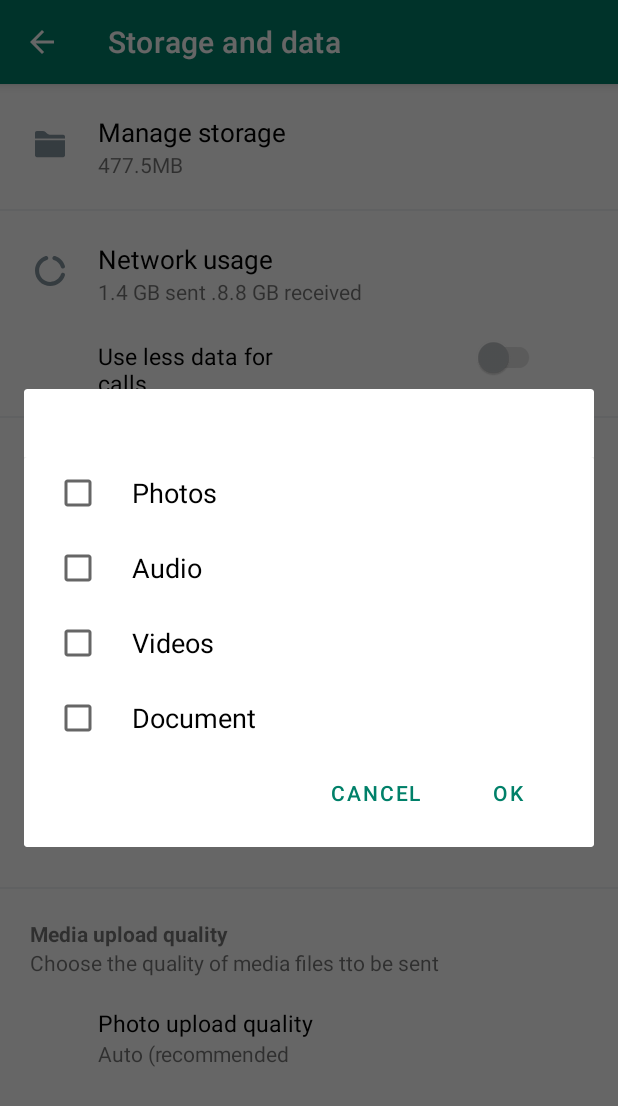
After one commit to srinathcs/whatsapp_clone, an Android app: the fragment StorageAndDataFragment placed in its activity, on a phone screen of 412 x 824 dp. The commit adds this screen. Shown: the top 1106 px of the screen. Run offline under Robolectric (Android 15) with nearby library versions, the phone set to English and light mode, and no system bars.

Commit message:
working on storage and data

```diff
--- a/app/src/main/AndroidManifest.xml
+++ b/app/src/main/AndroidManifest.xml
@@ -62,6 +62,8 @@
 
         <activity android:name=".presentation.settingNotification.NotificationActivity" />
 
+        <activity android:name=".presentation.storageAndData.StorageAndDataActivity" />
+
     </application>
 
 </manifest>
--- a/app/src/main/java/com/whatsapp/clone/presentation/setting/SettingActivity.java
+++ b/app/src/main/java/com/whatsapp/clone/presentation/setting/SettingActivity.java
@@ -14,6 +14,7 @@ import com.whatsapp.clone.R;
 import com.whatsapp.clone.presentation.accountSetting.AccountSettingActivity;
 import com.whatsapp.clone.presentation.settingChat.SettingChatActivity;
 import com.whatsapp.clone.presentation.settingNotification.NotificationActivity;
+import com.whatsapp.clone.presentation.storageAndData.StorageAndDataActivity;
 import com.whatsapp.clone.widgets.settingInviteView.SettingInviteView;
 import com.whatsapp.clone.widgets.settingItemMeta.SettingItemMeta;
 import com.whatsapp.clone.widgets.settingItemView.listener.ItemClickListener;
@@ -109,6 +110,13 @@ public class SettingActivity extends AppCompatActivity {
 
     private void onSettingDataSetup() {
         mItemViewData.setType(SettingItemType.STORAGE_DATA);
+        mItemViewData.setItemClickListener(new ItemClickListener() {
+            @Override
+            public void onClicked() {
+                Intent intent = new Intent(SettingActivity.this, StorageAndDataActivity.class);
+                startActivity(intent);
+            }
+        });
     }
 
     private void onSettingHelpSetup() {
--- /dev/null
+++ b/app/src/main/java/com/whatsapp/clone/presentation/storageAndData/StorageAndDataActivity.java
@@ -0,0 +1,122 @@
+package com.whatsapp.clone.presentation.storageAndData;
+
+
+import android.graphics.Color;
+import android.graphics.drawable.ColorDrawable;
+import android.os.Bundle;
+import android.view.MenuItem;
+import android.view.Window;
+
+import androidx.annotation.Nullable;
+import androidx.appcompat.app.ActionBar;
+import androidx.appcompat.app.AppCompatActivity;
+import androidx.appcompat.widget.AppCompatTextView;
+import androidx.fragment.app.FragmentTransaction;
+
+import com.whatsapp.clone.R;
+import com.whatsapp.clone.presentation.storageAndDataFragment.StorageAndDataFragment;
+import com.whatsapp.clone.widgets.settingItemView.listener.ItemClickListener;
+import com.whatsapp.clone.widgets.settingItemView.ui.SettingItemView;
+import com.whatsapp.clone.widgets.settingItemView.ui.utils.SettingItemType;
+import com.whatsapp.clone.widgets.settingPrivacy.PrivacyItemView;
+import com.whatsapp.clone.widgets.settingPrivacy.ui.utils.PrivacyItem;
+import com.whatsapp.clone.widgets.textAndSwitch.TextAndSwitch;
+
+public class StorageAndDataActivity extends AppCompatActivity {
+    ActionBar actionBar;
+    SettingItemView mStorageManage, mStorageNetwork;
+    TextAndSwitch mUseLessData;
+    AppCompatTextView tvStorageAutoTitle, tvStorageAutoDescription, tvStorageUploadTitle, tvStorageUploadDescription;
+    PrivacyItemView mStorageMobile, mStorageWIFI, mStorageRoaming, mStoragePhoto;
+
+    @Override
+    protected void onCreate(@Nullable Bundle savedInstanceState) {
+        super.onCreate(savedInstanceState);
+        setContentView(R.layout.activity_storage_and_data);
+        initView();
+        initWidget();
+        onActionbarSetup();
+        onConfigSetup();
+    }
+
+    private void initView() {
+        mStorageManage = findViewById(R.id.storageManage);
+        mStorageNetwork = findViewById(R.id.storageNetWork);
+        mStorageMobile = findViewById(R.id.storageMobile);
+        mStorageWIFI = findViewById(R.id.storageWIFI);
+        mStorageRoaming = findViewById(R.id.storageRoaming);
+        mStoragePhoto = findViewById(R.id.storagePhoto);
+        mUseLessData = findViewById(R.id.storageUseDate);
+        tvStorageAutoTitle = findViewById(R.id.tvStorageAutoTitle);
+        tvStorageAutoDescription = findViewById(R.id.tvStorageAutoDescription);
+        tvStorageUploadTitle = findViewById(R.id.tvStorageUploadTitle);
+        tvStorageUploadDescription = findViewById(R.id.tvStorageUploadDescription);
+    }
+
+    private void initWidget() {
+        mStorageManage.setType(SettingItemType.MANAGE_STORAGE);
+        mStorageNetwork.setType(SettingItemType.NETWORK_USAGE);
+        mStorageMobile.setType(PrivacyItem.USING_MOBILE_DATA);
+        mStorageWIFI.setType(PrivacyItem.CONNECTED_ON_WIFI);
+        mStorageRoaming.setType(PrivacyItem.ROAMING);
+        mStoragePhoto.setType(PrivacyItem.UPLOAD_QUALITY);
+        mUseLessData.setTitle("Use less data for calls");
+        setAutoTitle("Media auto-download");
+        setAutoDescription("Voice message are always automatically downloaded");
+        setUploadTitle("Media upload quality");
+        setUploadDescription("Choose the quality of media files tto be sent");
+    }
+    private void onConfigSetup(){
+        mStorageMobile.setItemClickListener(new ItemClickListener() {
+            @Override
+            public void onClicked() {
+                StorageAndDataFragment storageAndDataFragment = new StorageAndDataFragment();
+                storageAndDataFragment.show(getSupportFragmentManager(),"example");
+            }
+        });
+        mStorageWIFI.setItemClickListener(new ItemClickListener() {
+            @Override
+            public void onClicked() {
+                StorageAndDataFragment storageAndDataFragment = new StorageAndDataFragment();
+                storageAndDataFragment.show(getSupportFragmentManager(),"example");
+
+            }
+        });
+    }
+
+    private void onActionbarSetup() {
+        actionBar = getSupportActionBar();
+        ColorDrawable colorDrawable = new ColorDrawable(Color.parseColor("#008069"));
+        actionBar.setBackgroundDrawable(colorDrawable);
+        actionBar.setTitle("Storage and data");
+        actionBar.setDisplayHomeAsUpEnabled(true);
+        Window window = this.getWindow();
+        window.setStatusBarColor(this.getResources().getColor(R.color.green));
+    }
+
+    @Override
+    public boolean onOptionsItemSelected(MenuItem item) {
+        if (item.getItemId() == android.R.id.home) {
+            onBackPressed();
+            return true;
+        }
+
+        return super.onOptionsItemSelected(item);
+    }
+
+    private void setAutoTitle(String autoTitle) {
+        tvStorageAutoTitle.setText(autoTitle);
+    }
+
+    private void setAutoDescription(String autoDescription) {
+        tvStorageAutoDescription.setText(autoDescription);
+    }
+
+    private void setUploadTitle(String uploadTitle) {
+        tvStorageUploadTitle.setText(uploadTitle);
+    }
+
+    private void setUploadDescription(String uploadDescription) {
+        tvStorageUploadDescription.setText(uploadDescription);
+    }
+}
--- /dev/null
+++ b/app/src/main/java/com/whatsapp/clone/presentation/storageAndDataFragment/StorageAndDataFragment.java
@@ -0,0 +1,44 @@
+package com.whatsapp.clone.presentation.storageAndDataFragment;
+
+import android.os.Bundle;
+import android.view.LayoutInflater;
+import android.view.View;
+import android.view.ViewGroup;
+
+import androidx.annotation.NonNull;
+import androidx.annotation.Nullable;
+import androidx.appcompat.app.AppCompatDialogFragment;
+import androidx.appcompat.widget.AppCompatButton;
+import androidx.appcompat.widget.AppCompatCheckBox;
+
+import com.whatsapp.clone.R;
+
+public class StorageAndDataFragment extends AppCompatDialogFragment {
+    AppCompatCheckBox cbPhoto, cbVideo, cbAudio, cbDocument;
+    AppCompatButton btCancel, btOk;
+
+    @Nullable
+    @Override
+    public View onCreateView(@NonNull LayoutInflater inflater, @Nullable ViewGroup container, @Nullable Bundle savedInstanceState) {
+        View mView = inflater.inflate(R.layout.stroage_and_data_popup, container, false);
+        initView(mView);
+        initWidget();
+        return mView;
+    }
+
+    private void initView(View mView) {
+        cbPhoto = mView.findViewById(R.id.cbPhoto);
+        cbAudio = mView.findViewById(R.id.cbAudio);
+        cbVideo = mView.findViewById(R.id.cbVideo);
+        cbDocument = mView.findViewById(R.id.cbDocument);
+        btCancel = mView.findViewById(R.id.btCancel);
+        btOk = mView.findViewById(R.id.btOk);
+    }
+
+    private void initWidget() {
+        cbPhoto.setText(R.string.storagePhoto);
+        cbAudio.setText(R.string.storageAudio);
+        cbVideo.setText(R.string.storageVideo);
+        cbDocument.setText(R.string.storageDocument);
+    }
+}
--- a/app/src/main/java/com/whatsapp/clone/widgets/settingItemView/ui/SettingItemView.java
+++ b/app/src/main/java/com/whatsapp/clone/widgets/settingItemView/ui/SettingItemView.java
@@ -49,11 +49,11 @@ public class SettingItemView extends LinearLayoutCompat {
 
     }
 
-    private void setupEvent(){
+    private void setupEvent() {
         llParent.setOnClickListener(new OnClickListener() {
             @Override
             public void onClick(View v) {
-                if (mItemClickListener!=null){
+                if (mItemClickListener != null) {
                     mItemClickListener.onClicked();
                 }
             }
@@ -72,12 +72,12 @@ public class SettingItemView extends LinearLayoutCompat {
         ivIcon.setImageDrawable(drawable);
     }
 
-    public void setItemClickListener(ItemClickListener listener){
+    public void setItemClickListener(ItemClickListener listener) {
         this.mItemClickListener = listener;
     }
 
-    public void setType(SettingItemType type){
-        switch (type){
+    public void setType(SettingItemType type) {
+        switch (type) {
             case ACCOUNT:
                 onAccountSetup();
                 break;
@@ -102,50 +102,73 @@ public class SettingItemView extends LinearLayoutCompat {
             case GOOGLE_DRIVE:
                 onGoogleDriveSetup();
                 break;
-
+            case MANAGE_STORAGE:
+                onManageStorageSetup();
+                break;
+            case NETWORK_USAGE:
+                onNetworkSetup();
+                break;
         }
 
     }
 
-    private void onAccountSetup(){
+    private void onAccountSetup() {
         setTitle(mContext.getString(R.string.setting_account));
         setDescription(mContext.getString(R.string.setting_account_description));
         setIcon(ResourcesCompat.getDrawable(getResources(), R.drawable.ic_key, mContext.getTheme()));
     }
 
-    private void onChatSetup(){
+    private void onChatSetup() {
         setTitle(mContext.getString(R.string.setting_chat));
         setDescription(mContext.getString(R.string.setting_chat_description));
         setIcon(ResourcesCompat.getDrawable(getResources(), R.drawable.ic_chat, mContext.getTheme()));
     }
-    private void onNotificationSetup(){
+
+    private void onNotificationSetup() {
         setTitle(mContext.getString(R.string.setting_notification));
         setDescription(mContext.getString(R.string.setting_notification_description));
-        setIcon(ResourcesCompat.getDrawable(getResources(), R.drawable.ic_bell,mContext.getTheme()));
+        setIcon(ResourcesCompat.getDrawable(getResources(), R.drawable.ic_bell, mContext.getTheme()));
     }
-    private void onStorageDataSetup(){
+
+    private void onStorageDataSetup() {
         setTitle(mContext.getString(R.string.setting_data));
         setDescription(mContext.getString(R.string.setting_data_description));
         setIcon(ResourcesCompat.getDrawable(getResources(), R.drawable.ic_storage, mContext.getTheme()));
     }
-    private void onHelp(){
+
+    private void onHelp() {
         setTitle(mContext.getString(R.string.setting_help));
         setDescription(mContext.getString(R.string.setting_help_description));
         setIcon(ResourcesCompat.getDrawable(getResources(), R.drawable.ic_help, mContext.getTheme()));
     }
-    private void onLastBackupSetup(){
+
+    private void onLastBackupSetup() {
         setTitle(getContext().getString(R.string.chatBackupTitle));
         setDescription(getContext().getString(R.string.chatBackupDecription));
-        setIcon(ResourcesCompat.getDrawable(getResources(),R.drawable.ic_cloud_backup,mContext.getTheme()));
+        setIcon(ResourcesCompat.getDrawable(getResources(), R.drawable.ic_cloud_backup, mContext.getTheme()));
     }
-    private void onEndToEndEncryptedSetup(){
+
+    private void onEndToEndEncryptedSetup() {
         setTitle(getContext().getString(R.string.chatEndToEndTitle));
         setDescription(getContext().getString(R.string.chatEndToEndDescription));
-        setIcon(ResourcesCompat.getDrawable(getResources(),R.drawable.ic_lock,mContext.getTheme()));
+        setIcon(ResourcesCompat.getDrawable(getResources(), R.drawable.ic_lock, mContext.getTheme()));
     }
-    private void onGoogleDriveSetup(){
+
+    private void onGoogleDriveSetup() {
         setTitle(getContext().getString(R.string.chatGoogleDriveTitle));
         setDescription(getContext().getString(R.string.chatGoogleDriveDescription));
-        setIcon(ResourcesCompat.getDrawable(getResources(),R.drawable.ic_drive,mContext.getTheme()));
+        setIcon(ResourcesCompat.getDrawable(getResources(), R.drawable.ic_drive, mContext.getTheme()));
+    }
+
+    private void onManageStorageSetup() {
+        setTitle("Manage storage");
+        setDescription("477.5MB");
+        setIcon(ResourcesCompat.getDrawable(getResources(), R.drawable.ic_folder, mContext.getTheme()));
+    }
+
+    private void onNetworkSetup() {
+        setTitle("Network usage");
+        setDescription("1.4 GB sent .8.8 GB received");
+        setIcon(ResourcesCompat.getDrawable(getResources(), R.drawable.ic_storage, mContext.getTheme()));
     }
 }
--- a/app/src/main/java/com/whatsapp/clone/widgets/settingItemView/ui/utils/SettingItemType.java
+++ b/app/src/main/java/com/whatsapp/clone/widgets/settingItemView/ui/utils/SettingItemType.java
@@ -1,6 +1,6 @@
 package com.whatsapp.clone.widgets.settingItemView.ui.utils;
 
 public enum SettingItemType {
-    ACCOUNT, CHAT, NOTIFICATIONS, STORAGE_DATA, HELP, LAST_BACKUP, END_TO_END_ENCRYPTED_BACKUP,GOOGLE_DRIVE;
+    ACCOUNT, CHAT, NOTIFICATIONS, STORAGE_DATA, HELP, LAST_BACKUP, END_TO_END_ENCRYPTED_BACKUP,GOOGLE_DRIVE,MANAGE_STORAGE,NETWORK_USAGE
 
 }
--- a/app/src/main/java/com/whatsapp/clone/widgets/settingPrivacy/PrivacyItemView.java
+++ b/app/src/main/java/com/whatsapp/clone/widgets/settingPrivacy/PrivacyItemView.java
@@ -127,6 +127,18 @@ public class PrivacyItemView extends LinearLayoutCompat {
             case VIBRATE_CALL:
                 onCallVibrateSetUp();
                 break;
+            case USING_MOBILE_DATA:
+                onUsingMobileDataSetup();
+                break;
+            case CONNECTED_ON_WIFI:
+                onConnectedSetup();
+                break;
+            case ROAMING:
+                onRoamingSetup();
+                break;
+            case UPLOAD_QUALITY:
+                onUploadQualitySetup();
+                break;
         }
     }
 
@@ -225,4 +237,23 @@ public class PrivacyItemView extends LinearLayoutCompat {
         setDescription("Default");
     }
 
+    private void onUsingMobileDataSetup() {
+        setTitle("When using mobile data");
+        setDescription("No media");
+    }
+
+    private void onConnectedSetup() {
+        setTitle("When connected on Wi-Fi");
+        setDescription("No media");
+    }
+
+    private void onRoamingSetup() {
+        setTitle("When roaming");
+        setDescription("No roaming");
+    }
+
+    private void onUploadQualitySetup() {
+        setTitle("Photo upload quality");
+        setDescription("Auto (recommended");
+    }
 }
--- a/app/src/main/java/com/whatsapp/clone/widgets/settingPrivacy/ui/utils/PrivacyItem.java
+++ b/app/src/main/java/com/whatsapp/clone/widgets/settingPrivacy/ui/utils/PrivacyItem.java
@@ -1,7 +1,7 @@
 package com.whatsapp.clone.widgets.settingPrivacy.ui.utils;
 
 public enum PrivacyItem {
-    LAST_SEEN,PROFILE_PHOTO,ABOUT,STATUS,GROUPS,LIVE_LOCATION,BLOCKED_CONTACTS,FINGERPRINT_LOCK,FONT_SIZE,BACKUP_GOOGLE,GOOGLE_ACCOUNT,
-    NOTIFICATION_TONE_MESSAGE,VIBRATE_MESSAGE,LIGHT_MESSAGE,NOTIFICATION_TONE_GROUP,VIBRATE_GROUP,LIGHT_GROUP,RINGTONE_CALL,VIBRATE_CALL
-
+    LAST_SEEN, PROFILE_PHOTO, ABOUT, STATUS, GROUPS, LIVE_LOCATION, BLOCKED_CONTACTS, FINGERPRINT_LOCK, FONT_SIZE, BACKUP_GOOGLE, GOOGLE_ACCOUNT,
+    NOTIFICATION_TONE_MESSAGE, VIBRATE_MESSAGE, LIGHT_MESSAGE, NOTIFICATION_TONE_GROUP, VIBRATE_GROUP, LIGHT_GROUP, RINGTONE_CALL, VIBRATE_CALL,
+    USING_MOBILE_DATA, CONNECTED_ON_WIFI, ROAMING, UPLOAD_QUALITY
 }
--- /dev/null
+++ b/app/src/main/res/drawable/ic_folder.xml
@@ -0,0 +1,12 @@
+<vector xmlns:android="http://schemas.android.com/apk/res/android"
+    android:width="512dp"
+    android:height="512dp"
+    android:viewportWidth="512"
+    android:viewportHeight="512">
+  <path
+      android:fillColor="#8696a0"
+      android:pathData="M512,160v-32c0,-17.67 -14.33,-32 -32,-32H250.51c-16.98,0 -33.25,-6.74 -45.26,-18.75l-26.51,-26.51C166.74,38.74 150.46,32 133.49,32H32C14.33,32 0,46.33 0,64v96H512z"/>
+  <path
+      android:fillColor="#8696a0"
+      android:pathData="M0,192v256c0,17.67 14.33,32 32,32h448c17.67,0 32,-14.33 32,-32V192H0z"/>
+</vector>
--- a/app/src/main/res/layout/activity_setting.xml
+++ b/app/src/main/res/layout/activity_setting.xml
@@ -1,6 +1,5 @@
 <?xml version="1.0" encoding="utf-8"?>
 <androidx.appcompat.widget.LinearLayoutCompat xmlns:android="http://schemas.android.com/apk/res/android"
-    xmlns:app="http://schemas.android.com/apk/res-auto"
     xmlns:tools="http://schemas.android.com/tools"
     android:layout_width="match_parent"
     android:layout_height="match_parent"
--- /dev/null
+++ b/app/src/main/res/layout/activity_storage_and_data.xml
@@ -0,0 +1,99 @@
+<?xml version="1.0" encoding="utf-8"?>
+<androidx.appcompat.widget.LinearLayoutCompat xmlns:android="http://schemas.android.com/apk/res/android"
+    android:layout_width="match_parent"
+    android:layout_height="match_parent"
+    android:orientation="vertical">
+
+    <com.whatsapp.clone.widgets.settingItemView.ui.SettingItemView
+        android:id="@+id/storageManage"
+        android:layout_width="match_parent"
+        android:layout_height="wrap_content" />
+
+    <View
+        android:layout_width="match_parent"
+        android:layout_height="1dp"
+        android:layout_marginTop="@dimen/dp10"
+        android:background="@color/gray_85" />
+
+    <com.whatsapp.clone.widgets.settingItemView.ui.SettingItemView
+        android:id="@+id/storageNetWork"
+        android:layout_width="match_parent"
+        android:layout_height="wrap_content" />
+
+    <com.whatsapp.clone.widgets.textAndSwitch.TextAndSwitch
+        android:id="@+id/storageUseDate"
+        android:layout_width="match_parent"
+        android:layout_height="wrap_content"
+        android:layout_marginStart="@dimen/dp65" />
+
+    <View
+        android:layout_width="match_parent"
+        android:layout_height="1dp"
+        android:layout_marginTop="@dimen/dp15"
+        android:background="@color/gray_85" />
+
+    <androidx.appcompat.widget.AppCompatTextView
+        android:id="@+id/tvStorageAutoTitle"
+        android:layout_width="match_parent"
+        android:layout_height="wrap_content"
+        android:layout_marginStart="@dimen/dp20"
+        android:layout_marginTop="@dimen/dp20"
+        android:textStyle="bold" />
+
+    <androidx.appcompat.widget.AppCompatTextView
+        android:id="@+id/tvStorageAutoDescription"
+        android:layout_width="match_parent"
+        android:layout_height="wrap_content"
+        android:layout_marginTop="@dimen/dp10"
+        android:layout_marginStart="@dimen/dp20" />
+
+    <com.whatsapp.clone.widgets.settingPrivacy.PrivacyItemView
+        android:id="@+id/storageMobile"
+        android:layout_width="match_parent"
+        android:layout_height="wrap_content"
+        android:layout_marginTop="@dimen/dp25"
+        android:layout_marginStart="@dimen/dp65" />
+
+    <com.whatsapp.clone.widgets.settingPrivacy.PrivacyItemView
+        android:id="@+id/storageWIFI"
+        android:layout_width="match_parent"
+        android:layout_height="wrap_content"
+        android:layout_marginTop="@dimen/dp25"
+        android:layout_marginStart="@dimen/dp65" />
+
+    <com.whatsapp.clone.widgets.settingPrivacy.PrivacyItemView
+        android:id="@+id/storageRoaming"
+        android:layout_width="match_parent"
+        android:layout_height="wrap_content"
+        android:layout_marginTop="@dimen/dp25"
+        android:layout_marginStart="@dimen/dp65" />
+
+    <View
+        android:layout_width="match_parent"
+        android:layout_height="@dimen/dp1"
+        android:layout_marginTop="@dimen/dp30"
+        android:background="@color/gray_85" />
+
+    <androidx.appcompat.widget.AppCompatTextView
+        android:id="@+id/tvStorageUploadTitle"
+        android:layout_width="match_parent"
+        android:layout_height="wrap_content"
+        android:layout_marginStart="@dimen/dp20"
+        android:layout_marginTop="@dimen/dp20"
+        android:textStyle="bold" />
+
+    <androidx.appcompat.widget.AppCompatTextView
+        android:id="@+id/tvStorageUploadDescription"
+        android:layout_width="match_parent"
+        android:layout_height="wrap_content"
+        android:layout_marginStart="@dimen/dp20" />
+
+    <com.whatsapp.clone.widgets.settingPrivacy.PrivacyItemView
+        android:id="@+id/storagePhoto"
+        android:layout_width="match_parent"
+        android:layout_height="wrap_content"
+        android:layout_marginTop="@dimen/dp20"
+        android:layout_marginStart="@dimen/dp65" />
+
+
+</androidx.appcompat.widget.LinearLayoutCompat>
--- /dev/null
+++ b/app/src/main/res/layout/stroage_and_data_popup.xml
@@ -0,0 +1,74 @@
+<?xml version="1.0" encoding="utf-8"?>
+<androidx.appcompat.widget.LinearLayoutCompat xmlns:android="http://schemas.android.com/apk/res/android"
+    android:layout_width="match_parent"
+    android:layout_height="match_parent"
+    android:orientation="vertical">
+
+    <androidx.cardview.widget.CardView
+        android:id="@+id/cvStorage"
+        android:layout_width="@dimen/dp380"
+        android:layout_height="@dimen/dp260">
+
+        <androidx.appcompat.widget.AppCompatCheckBox
+            android:id="@+id/cbPhoto"
+            android:layout_width="match_parent"
+            android:layout_height="wrap_content"
+            android:layout_marginStart="@dimen/dp20"
+            android:paddingStart="@dimen/dp20"
+            android:textSize="@dimen/sp18" />
+
+        <androidx.appcompat.widget.AppCompatCheckBox
+            android:id="@+id/cbAudio"
+            android:layout_width="match_parent"
+            android:layout_height="wrap_content"
+            android:layout_marginStart="@dimen/dp20"
+            android:layout_marginTop="@dimen/dp50"
+            android:paddingStart="@dimen/dp20"
+            android:textSize="@dimen/sp18" />
+
+        <androidx.appcompat.widget.AppCompatCheckBox
+            android:id="@+id/cbVideo"
+            android:layout_width="match_parent"
+            android:layout_height="wrap_content"
+            android:layout_marginStart="@dimen/dp20"
+            android:layout_marginTop="@dimen/dp100"
+            android:paddingStart="@dimen/dp20"
+            android:textSize="@dimen/sp18" />
+
+        <androidx.appcompat.widget.AppCompatCheckBox
+            android:id="@+id/cbDocument"
+            android:layout_width="match_parent"
+            android:layout_height="wrap_content"
+            android:layout_marginStart="@dimen/dp20"
+            android:layout_marginTop="@dimen/dp150"
+            android:paddingStart="@dimen/dp20"
+            android:textSize="@dimen/sp18" />
+
+        <androidx.appcompat.widget.LinearLayoutCompat
+            android:layout_width="match_parent"
+            android:layout_height="wrap_content"
+            android:layout_marginStart="@dimen/dp190"
+            android:layout_marginTop="@dimen/dp200"
+            android:orientation="horizontal">
+
+            <androidx.appcompat.widget.AppCompatButton
+                android:id="@+id/btCancel"
+                style="@style/Widget.MaterialComponents.Button.TextButton"
+                android:layout_width="wrap_content"
+                android:layout_height="wrap_content"
+                android:text="@string/chatBtCancel"
+                android:textColor="@color/green" />
+
+            <androidx.appcompat.widget.AppCompatButton
+                android:id="@+id/btOk"
+                style="@style/Widget.MaterialComponents.Button.TextButton"
+                android:layout_width="wrap_content"
+                android:layout_height="wrap_content"
+                android:text="@string/chatOkBt"
+                android:textColor="@color/green" />
+
+        </androidx.appcompat.widget.LinearLayoutCompat>
+
+    </androidx.cardview.widget.CardView>
+
+</androidx.appcompat.widget.LinearLayoutCompat>
--- a/app/src/main/res/values/dimens.xml
+++ b/app/src/main/res/values/dimens.xml
@@ -74,6 +74,8 @@
     <dimen name="dp350">350dp</dimen>
     <dimen name="dp500">500dp</dimen>
     <dimen name="dp78">78dp</dimen>
+    <dimen name="sp18">18sp</dimen>
+    <dimen name="dp230">230dp</dimen>
 
 
 </resources>
--- a/app/src/main/res/values/strings.xml
+++ b/app/src/main/res/values/strings.xml
@@ -165,6 +165,10 @@
     <string name="chatBackupTime">Local: 8:09 am</string>
     <string name="chatBackupTiming">Google Drive: Never</string>
     <string name="menuTitleNotification">Rest notification setting</string>
+    <string name="storagePhoto">Photos</string>
+    <string name="storageAudio">Audio</string>
+    <string name="storageVideo">Videos</string>
+    <string name="storageDocument">Document</string>
 
 
 </resources>
```
